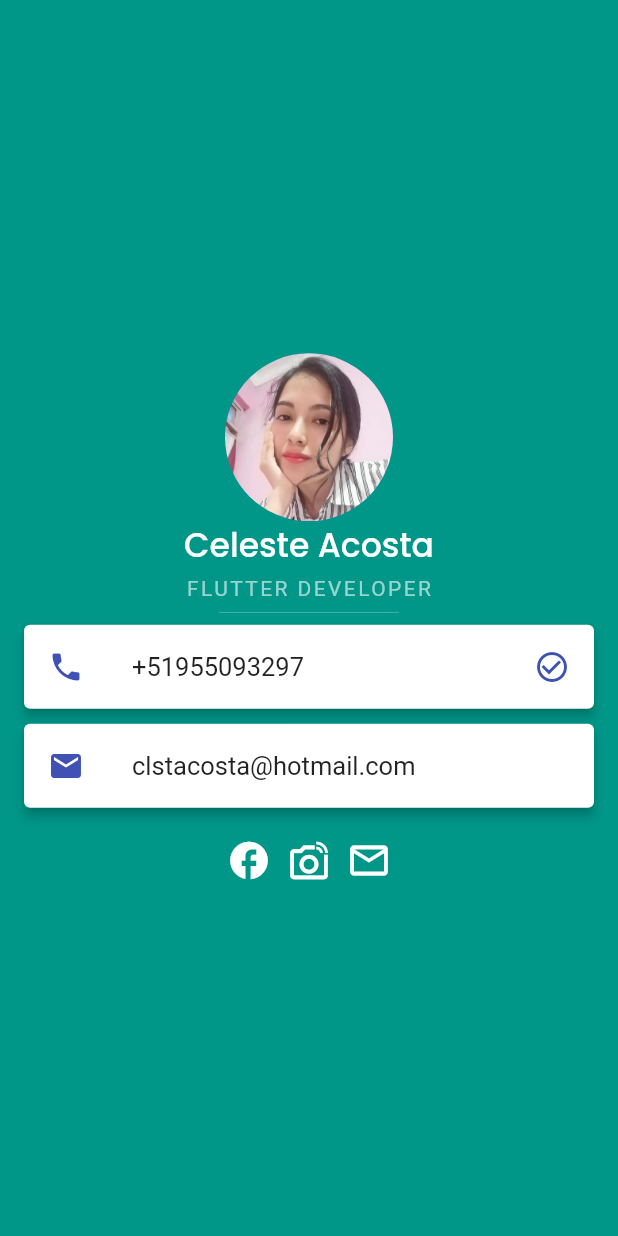
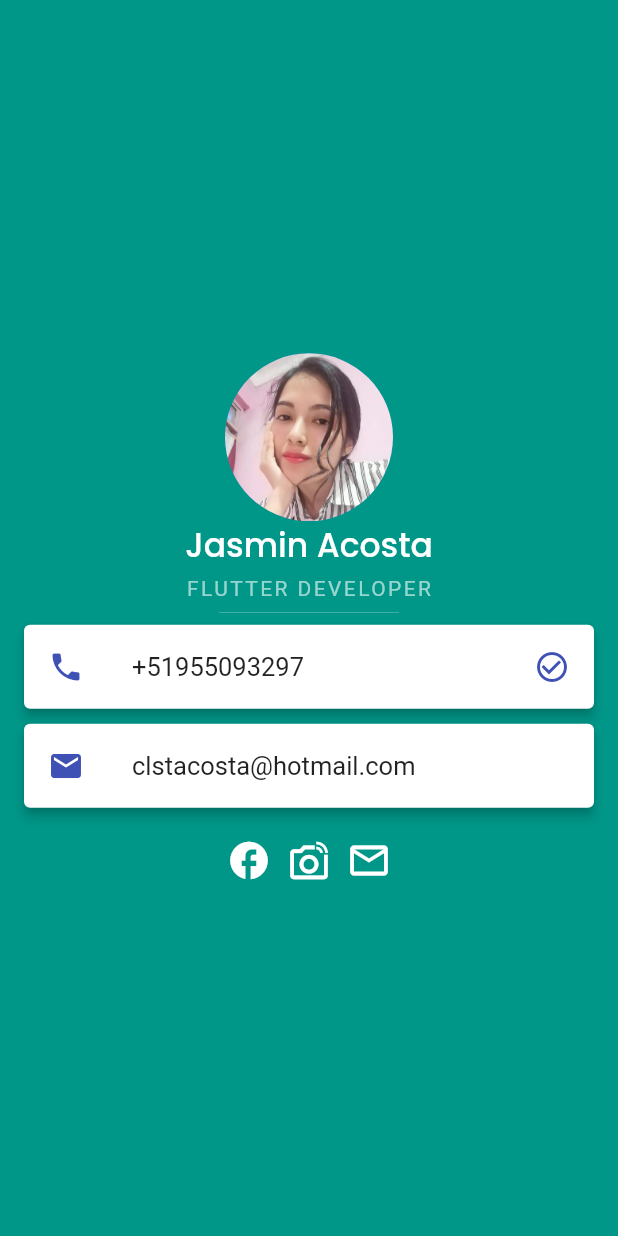
Before and after one commit to celeste1110/flutter_codigo5_my_card, a Flutter app: the screen it shows after launch, on a phone screen of 412 x 824 dp. Run offline on Flutter 3.47's test engine with Material 2 defaults, Android fonts, the phone set to English and light mode, and no system bars.

Commit message:
mi second commit

```diff
--- a/lib/main.dart
+++ b/lib/main.dart
@@ -23,7 +23,7 @@ class MandarinaApp extends StatelessWidget {
             ),
             //Image.asset('assets/images/persona1.jpg'),
             Text(
-              'Celeste Acosta',
+              'Jasmin Acosta',
               style: TextStyle(
                 color:Colors.white ,
                 fontSize: 22.0,
--- a/pubspec.yaml
+++ b/pubspec.yaml
@@ -1,5 +1,5 @@
 name: flutter_codigo5_my_card
-description: A new Flutter project.
+description: A new Flutter projects.
 
 # The following line prevents the package from being accidentally published to
 # pub.dev using `flutter pub publish`. This is preferred for private packages.
```
